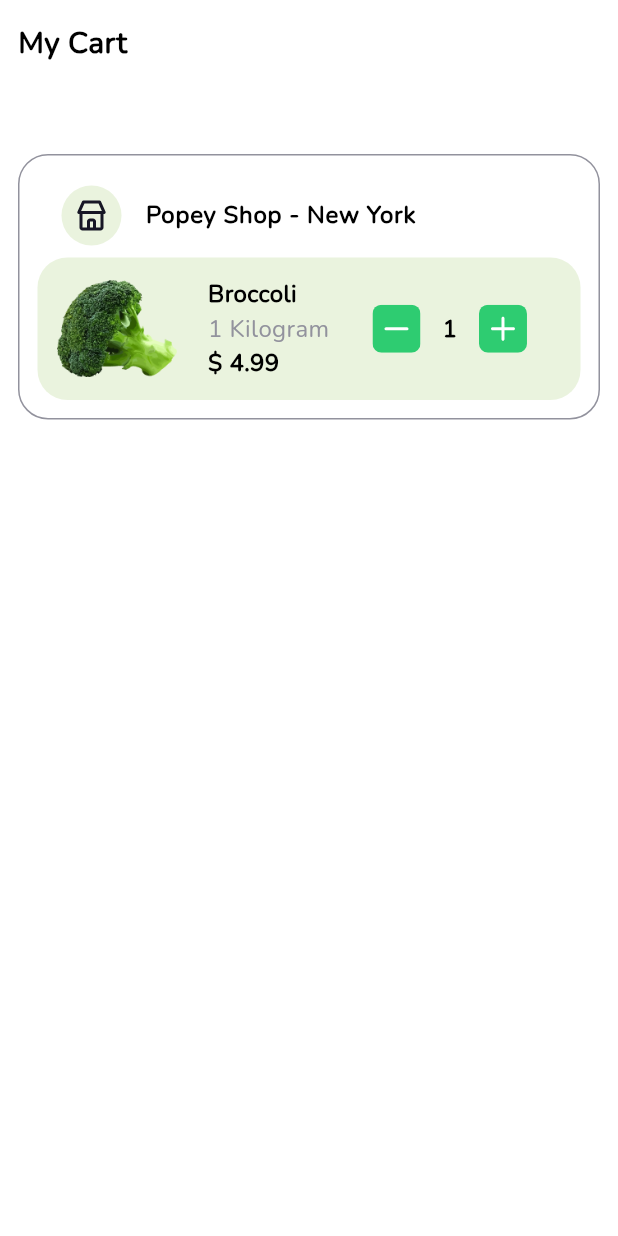
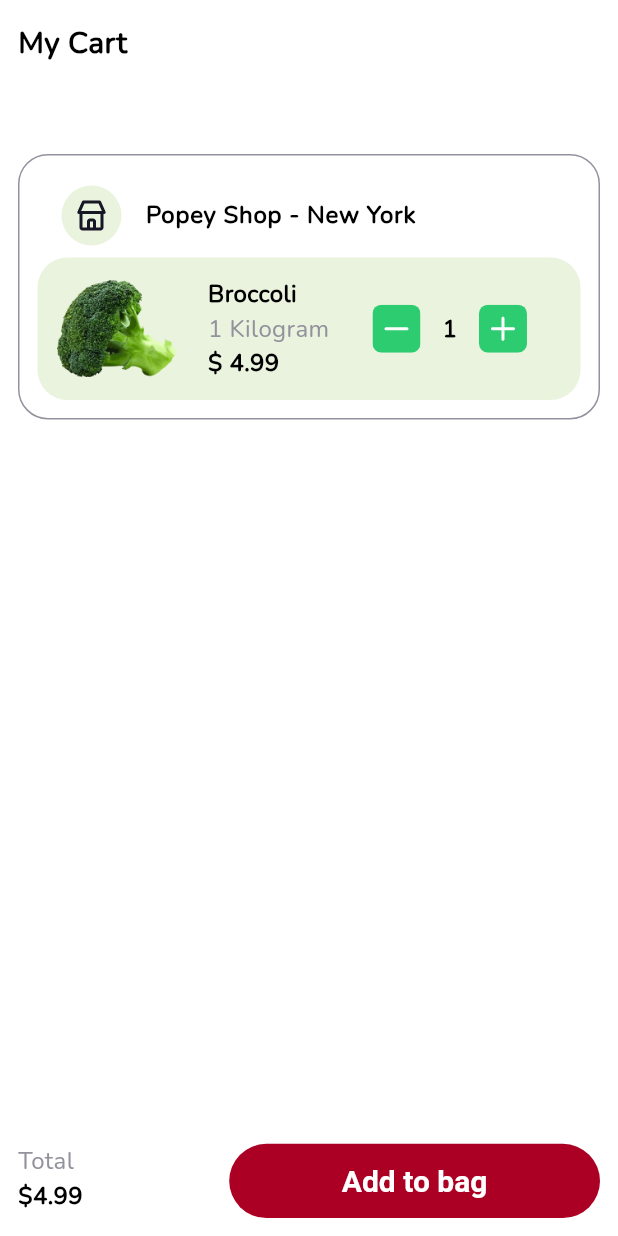
Before and after one commit to ilyosyusuf/organico, a Flutter app: the CartView screen opened directly, on a phone screen of 412 x 824 dp. Run offline on Flutter 3.47's test engine with Material 2 defaults, Android fonts, the light colour scheme and no system bars; our stand-ins replace flutter_bloc, flutter_svg, intl_phone_field.

Commit message:
Elevated button was added to cart page

```diff
--- a/lib/screens/home/view/pages/cart/cart_view.dart
+++ b/lib/screens/home/view/pages/cart/cart_view.dart
@@ -1,16 +1,13 @@
 import 'package:flutter/material.dart';
-import 'package:flutter/src/foundation/key.dart';
-import 'package:flutter/src/widgets/framework.dart';
-import 'package:flutter_bloc/flutter_bloc.dart';
 import 'package:organico/core/components/box_full_decoration.dart';
 import 'package:organico/core/constants/colors/color_const.dart';
 import 'package:organico/core/constants/icons/icon_const.dart';
 import 'package:organico/core/constants/pmconst/pm_const.dart';
 import 'package:organico/core/extensions/context_extension.dart';
 import 'package:organico/core/font/font_style.dart';
-import 'package:organico/screens/home/cubit/home_cubit.dart';
 import 'package:organico/services/product_data_service.dart';
 import 'package:organico/widgets/apbar/main_app_bar_widget.dart';
+import 'package:organico/widgets/buttons/elevated_button.dart';
 
 class CartView extends StatelessWidget {
   const CartView({Key? key}) : super(key: key);
@@ -22,26 +19,30 @@ class CartView extends StatelessWidget {
       body: SafeArea(
         child: Column(
           children: [
-          MainAppBarWidget(text: "My Cart"),
+            const MainAppBarWidget(text: "My Cart"),
             SizedBox(height: context.h * 0.04),
             Padding(
               padding: PMconst.small,
               child: Container(
                 width: context.w,
                 padding: PMconst.small,
+                decoration: BoxAllDecoration.decor(Colors.transparent,
+                    borderColor: ColorConst.mainColor),
                 child: Column(
                   children: [
                     ListTile(
                       leading: CircleAvatar(
+                        backgroundColor: ColorConst.whiteGreen,
                         child: IconConst.home,
-                          backgroundColor: ColorConst.whiteGreen,
                       ),
-                        title: Text(
+                      title: const Text(
                         "Popey Shop - New York",
                         style: FStyles.headline5bold,
-                        )),
+                      ),
+                    ),
                     Container(
                       padding: PMconst.small,
+                      decoration: BoxAllDecoration.decor(ColorConst.whiteGreen),
                       child: Row(
                         children: [
                           Image.asset('assets/images/broccoli.png', width: 80),
@@ -67,7 +68,10 @@ class CartView extends StatelessWidget {
                                 Expanded(
                                   child: Container(
                                     alignment: Alignment.center,
-                                    child: Text("1", style: FStyles.headline5bold,),
+                                    child: const Text(
+                                      "1",
+                                      style: FStyles.headline5bold,
+                                    ),
                                   ),
                                 ),
                                 InkWell(child: IconConst.plusbutton),
@@ -76,15 +80,38 @@ class CartView extends StatelessWidget {
                           )
                         ],
                       ),
-                      decoration: BoxAllDecoration.decor(ColorConst.whiteGreen),
                     )
                   ],
                 ),
-                decoration: BoxAllDecoration.decor(Colors.transparent,
-                    borderColor: ColorConst.mainColor)),
-          )
+              ),
+            ),
           ],
         ),
-    ));
+      ),
+      floatingActionButtonLocation: FloatingActionButtonLocation.centerDocked,
+      floatingActionButton: Padding(
+        padding: PMconst.small,
+        child: Row(
+          mainAxisAlignment: MainAxisAlignment.spaceBetween,
+          children: [
+            SizedBox(
+              height: context.h * 0.06,
+              child: Column(
+                crossAxisAlignment: CrossAxisAlignment.start,
+                children: [
+                  const Text("Total", style: FStyles.headline5main),
+                  Text("\$${data[0][2]['cost']}", style: FStyles.headline5bold)
+                ],
+              ),
+            ),
+            ElevatedButtonWidget(
+                width: context.w * 0.6,
+                height: context.h * 0.06,
+                child: const Text("Add to bag"),
+                onPressed: () {})
+          ],
+        ),
+      ),
+    );
   }
 }
```
Also changed, not shown: lib/screens/home/view/pages/profile/profile_view.dart (added). Lines whose indentation alone changed are shown as unchanged.
